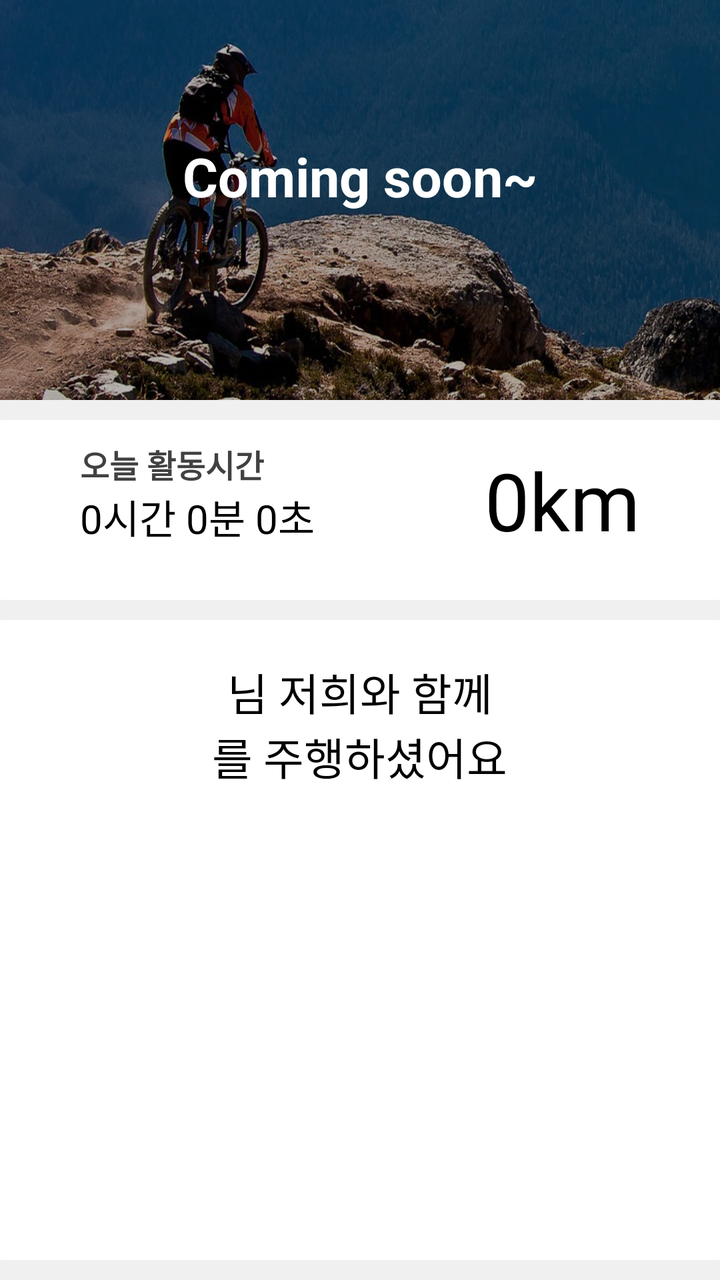
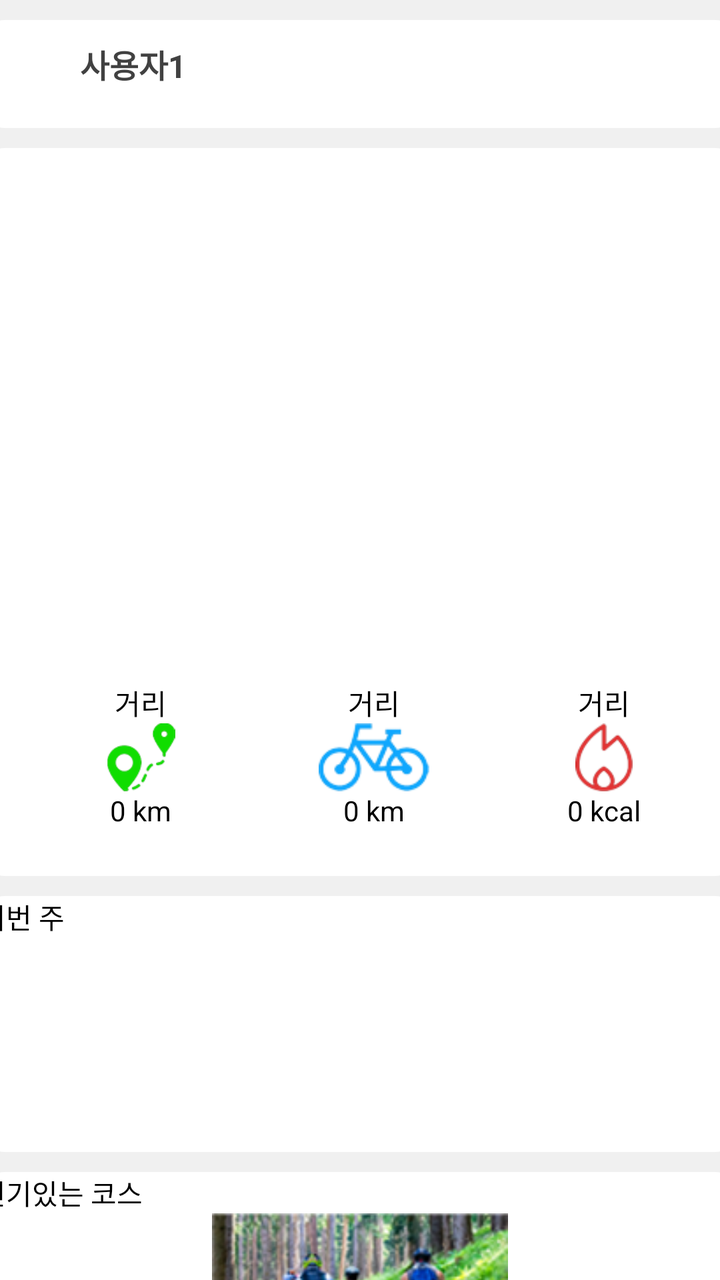

An Android layout rendered at two revisions. The XML below is the earlier revision; the diff shows what the commit changed to produce the second picture.
<!-- AndroidManifest.xml: application theme AppTheme -->
<!-- res/layout/fragment_home.xml -->
<?xml version="1.0" encoding="utf-8"?>
<androidx.constraintlayout.widget.ConstraintLayout xmlns:android="http://schemas.android.com/apk/res/android"
    xmlns:app="http://schemas.android.com/apk/res-auto"
    xmlns:tools="http://schemas.android.com/tools"
    android:layout_width="match_parent"
    android:layout_height="match_parent"
    android:background="#f0f0f0"
    tools:context=".ui.home.HomeFragment">

    <LinearLayout
        android:id="@+id/linearLayout"
        android:layout_width="match_parent"
        android:layout_height="match_parent"
        android:orientation="vertical"
        tools:ignore="MissingConstraints">

        <LinearLayout
            android:layout_width="match_parent"
            android:layout_gravity="center"
            android:layout_height="200dp"
            android:orientation="vertical"
            android:background="@drawable/banner"
            tools:ignore="MissingConstraints">


            <TextView
                android:id="@+id/textView39"
                android:layout_width="wrap_content"
                android:layout_height="wrap_content"
                android:layout_gravity="center"
                android:layout_marginTop="70dp"
                android:text="Coming soon~"
                android:textColor="#fff"
                android:textSize="27dp"
                android:textStyle="bold" />

        </LinearLayout>

        <LinearLayout
            android:layout_width="380dp"
            android:layout_gravity="center"
            android:layout_height="90dp"
            android:orientation="vertical"
            android:layout_marginTop="10dp"
            android:background="@drawable/subactivity_shape"
            tools:ignore="MissingConstraints">


            <ImageView
                android:id="@+id/imageView8"
                android:layout_width="30dp"
                android:layout_height="30dp"
                android:layout_margin="10dp"
                app:srcCompat="@drawable/time" />

            <TextView

                android:layout_marginLeft="50dp"
                android:layout_marginTop="-40dp"
                android:layout_width="wrap_content"
                android:layout_height="wrap_content"
                android:text="오늘 활동시간"

                android:textSize="16dp"
                android:textColor="#414141"
                android:textStyle="bold"


                />

            <TextView
                android:id="@+id/main_time"
                android:layout_marginLeft="50dp"
                android:layout_width="wrap_content"
                android:layout_height="wrap_content"
                android:text="0시간 0분 0초"
                android:textSize="20dp"
                android:textColor="#000"
                />

            <TextView
                android:id="@+id/main_km"
                android:layout_width="wrap_content"
                android:layout_height="wrap_content"
                android:layout_gravity="right"
                android:layout_marginTop="-50dp"
                android:layout_marginRight="50dp"
                android:text="0km"
                android:textColor="#000"
                android:textSize="40dp" />

        </LinearLayout>

        <LinearLayout
            android:layout_width="380dp"
            android:layout_height="320dp"
            android:layout_gravity="center"
            android:layout_marginTop="10dp"
            android:background="@drawable/subactivity_shape"
            android:orientation="vertical"
            tools:ignore="MissingConstraints">

            <TextView

                android:layout_width="wrap_content"
                android:layout_height="wrap_content"
                android:layout_marginLeft="50dp"
                android:layout_marginTop="-30dp"
                android:text="오늘 활동시간"
                android:textSize="20dp"

                />

            <TextView
                android:id="@+id/idinfo"
                android:layout_width="wrap_content"
                android:layout_height="wrap_content"
                android:layout_gravity="center"
                android:layout_marginTop="20dp"
                android:text="님 저희와 함께"
                android:textColor="#000"
                android:textSize="22dp" />

            <TextView
                android:id="@+id/main_dis"
                android:layout_width="wrap_content"
                android:layout_height="wrap_content"
                android:layout_gravity="center"
                android:text="를 주행하셨어요"
                android:textColor="#000"
                android:textSize="22dp" />

            <ImageView
                android:id="@+id/ridingstart"
                android:layout_width="150dp"
                android:layout_height="150dp"
                android:layout_gravity="center"
                android:layout_marginTop="30dp"
                app:srcCompat="@drawable/riding_bt" />


        </LinearLayout>



    </LinearLayout>
</androidx.constraintlayout.widget.ConstraintLayout>
<!-- resources referenced by this layout -->
<resources>
  <!-- drawable banner: png bitmap (drawable, 548220 bytes) -->
  <!-- drawable riding_bt: png bitmap (drawable, 24621 bytes) -->
  <!-- drawable subactivity_shape (drawable) -->
  <?xml version="1.0" encoding="utf-8"?>
  <shape xmlns:android="http://schemas.android.com/apk/res/android"
      android:padding="10dp"
      android:shape="rectangle" >
      <solid android:color="#FFF" />
      <corners
          android:bottomLeftRadius="12dp"
          android:bottomRightRadius="12dp"
          android:topLeftRadius="12dp"
          android:topRightRadius="12dp" />
      <stroke
          android:width="1dp"
          android:color="#fff" />
  </shape>
  <!-- drawable time: png bitmap (drawable, 9118 bytes) -->
  <style name="AppTheme" parent="Theme.AppCompat.Light.DarkActionBar">
          
          <item name="colorPrimary">@color/colorPrimary</item>
          <item name="colorPrimaryDark">@color/colorPrimaryDark</item>
          <item name="colorAccent">@color/colorAccent</item>
      </style>
  <color name="colorPrimary">#181818</color>
  <color name="colorPrimaryDark">#181818</color>
  <color name="colorAccent">#03DAC5</color>
</resources>

<!-- the commit's change to res/layout/fragment_home.xml (unified diff, before → after) -->
@@ -15,34 +15,12 @@
         tools:ignore="MissingConstraints">
 
         <LinearLayout
-            android:layout_width="match_parent"
-            android:layout_gravity="center"
-            android:layout_height="200dp"
-            android:orientation="vertical"
-            android:background="@drawable/banner"
-            tools:ignore="MissingConstraints">
-
-
-            <TextView
-                android:id="@+id/textView39"
-                android:layout_width="wrap_content"
-                android:layout_height="wrap_content"
-                android:layout_gravity="center"
-                android:layout_marginTop="70dp"
-                android:text="Coming soon~"
-                android:textColor="#fff"
-                android:textSize="27dp"
-                android:textStyle="bold" />
-
-        </LinearLayout>
-
-        <LinearLayout
-            android:layout_width="380dp"
-            android:layout_gravity="center"
-            android:layout_height="90dp"
-            android:orientation="vertical"
-            android:layout_marginTop="10dp"
-            android:background="@drawable/subactivity_shape"
+            android:layout_width="380dp"
+            android:layout_height="54dp"
+            android:layout_gravity="center"
+            android:layout_marginTop="10dp"
+            android:background="@drawable/subactivity_shape"
+            android:orientation="vertical"
             tools:ignore="MissingConstraints">
 
 
@@ -51,97 +29,187 @@
                 android:layout_width="30dp"
                 android:layout_height="30dp"
                 android:layout_margin="10dp"
-                app:srcCompat="@drawable/time" />
-
-            <TextView
-
-                android:layout_marginLeft="50dp"
-                android:layout_marginTop="-40dp"
-                android:layout_width="wrap_content"
-                android:layout_height="wrap_content"
-                android:text="오늘 활동시간"
-
-                android:textSize="16dp"
-                android:textColor="#414141"
-                android:textStyle="bold"
-
-
-                />
-
-            <TextView
-                android:id="@+id/main_time"
-                android:layout_marginLeft="50dp"
-                android:layout_width="wrap_content"
-                android:layout_height="wrap_content"
-                android:text="0시간 0분 0초"
-                android:textSize="20dp"
-                android:textColor="#000"
-                />
-
-            <TextView
-                android:id="@+id/main_km"
-                android:layout_width="wrap_content"
-                android:layout_height="wrap_content"
-                android:layout_gravity="right"
-                android:layout_marginTop="-50dp"
-                android:layout_marginRight="50dp"
-                android:text="0km"
-                android:textColor="#000"
-                android:textSize="40dp" />
-
-        </LinearLayout>
-
-        <LinearLayout
-            android:layout_width="380dp"
-            android:layout_height="320dp"
-            android:layout_gravity="center"
-            android:layout_marginTop="10dp"
-            android:background="@drawable/subactivity_shape"
-            android:orientation="vertical"
-            tools:ignore="MissingConstraints">
+                app:srcCompat="@drawable/user_icon" />
 
             <TextView
 
                 android:layout_width="wrap_content"
                 android:layout_height="wrap_content"
                 android:layout_marginLeft="50dp"
-                android:layout_marginTop="-30dp"
-                android:text="오늘 활동시간"
-                android:textSize="20dp"
-
-                />
-
-            <TextView
-                android:id="@+id/idinfo"
-                android:layout_width="wrap_content"
-                android:layout_height="wrap_content"
-                android:layout_gravity="center"
-                android:layout_marginTop="20dp"
-                android:text="님 저희와 함께"
-                android:textColor="#000"
-                android:textSize="22dp" />
-
-            <TextView
-                android:id="@+id/main_dis"
-                android:layout_width="wrap_content"
-                android:layout_height="wrap_content"
-                android:layout_gravity="center"
-                android:text="를 주행하셨어요"
-                android:textColor="#000"
-                android:textSize="22dp" />
+                android:layout_marginTop="-40dp"
+                android:text="사용자1"
+
+                android:textColor="#414141"
+                android:textSize="16dp"
+                android:textStyle="bold" />
+
+
+        </LinearLayout>
+
+        <LinearLayout
+            android:layout_width="380dp"
+            android:layout_height="364dp"
+            android:layout_gravity="center"
+            android:layout_marginTop="10dp"
+            android:background="@drawable/subactivity_shape"
+            android:orientation="vertical"
+            tools:ignore="MissingConstraints">
 
             <ImageView
                 android:id="@+id/ridingstart"
-                android:layout_width="150dp"
-                android:layout_height="150dp"
+                android:layout_width="240dp"
+                android:layout_height="237dp"
                 android:layout_gravity="center"
                 android:layout_marginTop="30dp"
-                app:srcCompat="@drawable/riding_bt" />
-
-
-        </LinearLayout>
-
+                app:srcCompat="@drawable/main_bt" />
+
+            <LinearLayout
+                android:layout_width="wrap_content"
+                android:layout_height="match_parent"
+                android:orientation="horizontal">
+
+                <LinearLayout
+                    android:layout_width="101dp"
+                    android:layout_height="match_parent"
+                    android:layout_gravity="left"
+                    android:layout_marginLeft="30dp"
+                    android:orientation="vertical">
+
+                    <TextView
+                        android:id="@+id/textView3"
+                        android:layout_width="wrap_content"
+                        android:layout_height="wrap_content"
+                        android:layout_gravity="center"
+                        android:text="거리"
+                        android:textColor="#000000" />
+
+                    <ImageView
+                        android:id="@+id/imageView4"
+                        android:layout_width="wrap_content"
+                        android:layout_height="34dp"
+                        android:layout_gravity="center"
+                        android:src="@drawable/main_dis" />
+
+                    <TextView
+                        android:id="@+id/textView26"
+                        android:layout_width="wrap_content"
+                        android:layout_height="wrap_content"
+                        android:layout_gravity="center"
+                        android:text="0 km"
+                        android:textColor="#000000" />
+                </LinearLayout>
+
+                <LinearLayout
+                    android:layout_width="132dp"
+                    android:layout_height="match_parent"
+                    android:layout_gravity="center"
+                    android:orientation="vertical">
+
+                    <TextView
+                        android:id="@+id/textView5"
+                        android:layout_width="wrap_content"
+                        android:layout_height="wrap_content"
+                        android:layout_gravity="center"
+                        android:text="거리"
+                        android:textColor="#000000" />
+
+                    <ImageView
+                        android:id="@+id/imageView6"
+                        android:layout_width="wrap_content"
+                        android:layout_height="34dp"
+                        android:layout_gravity="center"
+                        android:src="@drawable/main_riding" />
+
+                    <TextView
+                        android:id="@+id/textView27"
+                        android:layout_width="wrap_content"
+                        android:layout_height="wrap_content"
+                        android:layout_gravity="center"
+                        android:text="0 km"
+                        android:textColor="#000000" />
+                </LinearLayout>
+
+                <LinearLayout
+                    android:layout_width="98dp"
+                    android:layout_height="match_parent"
+                    android:orientation="vertical">
+
+                    <TextView
+                        android:id="@+id/textView7"
+                        android:layout_width="wrap_content"
+                        android:layout_height="wrap_content"
+                        android:layout_gravity="center"
+                        android:text="거리"
+                        android:textColor="#000000" />
+
+                    <ImageView
+                        android:id="@+id/imageView7"
+                        android:layout_width="wrap_content"
+                        android:layout_height="34dp"
+                        android:layout_gravity="center"
+                        android:src="@drawable/main_kal" />
+
+                    <TextView
+                        android:id="@+id/textView28"
+                        android:layout_width="wrap_content"
+                        android:layout_height="wrap_content"
+                        android:layout_gravity="center"
+                        android:text="0 kcal"
+                        android:textColor="#000000" />
+                </LinearLayout>
+            </LinearLayout>
+
+
+        </LinearLayout>
+
+        <LinearLayout
+            android:layout_width="380dp"
+            android:layout_height="128dp"
+            android:layout_gravity="center"
+            android:layout_marginTop="10dp"
+            android:background="@drawable/subactivity_shape"
+            android:orientation="vertical"
+            tools:ignore="MissingConstraints">
+
+            <TextView
+                android:id="@+id/textView36"
+                android:layout_width="match_parent"
+                android:layout_height="wrap_content"
+                android:text="이번 주"
+                android:textColor="#000000" />
+        </LinearLayout>
+
+        <LinearLayout
+            android:layout_width="380dp"
+            android:layout_height="135dp"
+            android:layout_gravity="center"
+            android:layout_marginTop="10dp"
+            android:background="@drawable/subactivity_shape"
+            android:orientation="vertical"
+            tools:ignore="MissingConstraints">
+
+            <TextView
+                android:id="@+id/textView37"
+                android:layout_width="match_parent"
+                android:layout_height="wrap_content"
+                android:text="인기있는 코스"
+                android:textColor="#000000" />
+
+            <LinearLayout
+                android:layout_width="match_parent"
+                android:layout_height="match_parent"
+                android:orientation="horizontal">
+
+                <ImageView
+                    android:id="@+id/imageView9"
+                    android:layout_width="match_parent"
+                    android:layout_height="match_parent"
+                    android:layout_weight="1"
+                    android:src="@drawable/main_pimg" />
+            </LinearLayout>
+        </LinearLayout>
 
 
     </LinearLayout>
+
 </androidx.constraintlayout.widget.ConstraintLayout>
<!-- resource entries referenced after the edit -->
@@ -1,7 +1,10 @@
 <!-- resources referenced by this layout -->
 <resources>
-  <!-- drawable banner: png bitmap (drawable, 548220 bytes) -->
-  <!-- drawable riding_bt: png bitmap (drawable, 24621 bytes) -->
+  <!-- drawable main_bt: png bitmap (drawable, 108726 bytes) -->
+  <!-- drawable main_dis: png bitmap (drawable, 5540 bytes) -->
+  <!-- drawable main_kal: png bitmap (drawable, 5358 bytes) -->
+  <!-- drawable main_pimg: png bitmap (drawable, 50595 bytes) -->
+  <!-- drawable main_riding: png bitmap (drawable, 7802 bytes) -->
   <!-- drawable subactivity_shape (drawable) -->
   <?xml version="1.0" encoding="utf-8"?>
   <shape xmlns:android="http://schemas.android.com/apk/res/android"
@@ -17,7 +20,7 @@
           android:width="1dp"
           android:color="#fff" />
   </shape>
-  <!-- drawable time: png bitmap (drawable, 9118 bytes) -->
+  <!-- drawable user_icon: png bitmap (drawable, 25015 bytes) -->
   <style name="AppTheme" parent="Theme.AppCompat.Light.DarkActionBar">
           
           <item name="colorPrimary">@color/colorPrimary</item>
